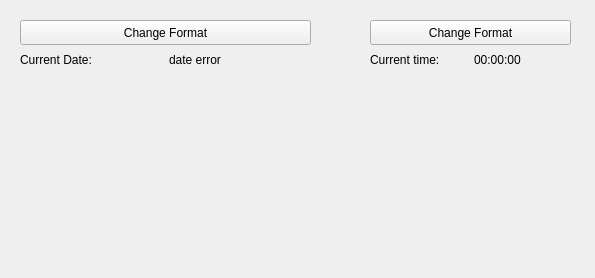
First picture: the form in mainwindow.ui, repository Gio-Formichella/Elaborato, before the edit.
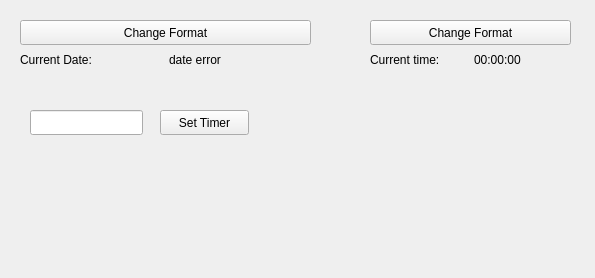
Second picture: the form after the edit.

Commit message: fixed memory leak. new timer display

What changed in the file:
```diff
--- a/mainwindow.ui
+++ b/mainwindow.ui
@@ -92,6 +92,42 @@
      </item>
     </layout>
    </widget>
+   <widget class="QLineEdit" name="setTimerIntervalInput">
+    <property name="geometry">
+     <rect>
+      <x>30</x>
+      <y>110</y>
+      <width>113</width>
+      <height>25</height>
+     </rect>
+    </property>
+   </widget>
+   <widget class="QLabel" name="timerLabel">
+    <property name="geometry">
+     <rect>
+      <x>30</x>
+      <y>150</y>
+      <width>111</width>
+      <height>17</height>
+     </rect>
+    </property>
+    <property name="text">
+     <string/>
+    </property>
+   </widget>
+   <widget class="QPushButton" name="setTimerButton">
+    <property name="geometry">
+     <rect>
+      <x>160</x>
+      <y>110</y>
+      <width>89</width>
+      <height>25</height>
+     </rect>
+    </property>
+    <property name="text">
+     <string>Set Timer</string>
+    </property>
+   </widget>
   </widget>
  </widget>
  <resources/>
```
The commit also changes 2 other files.
